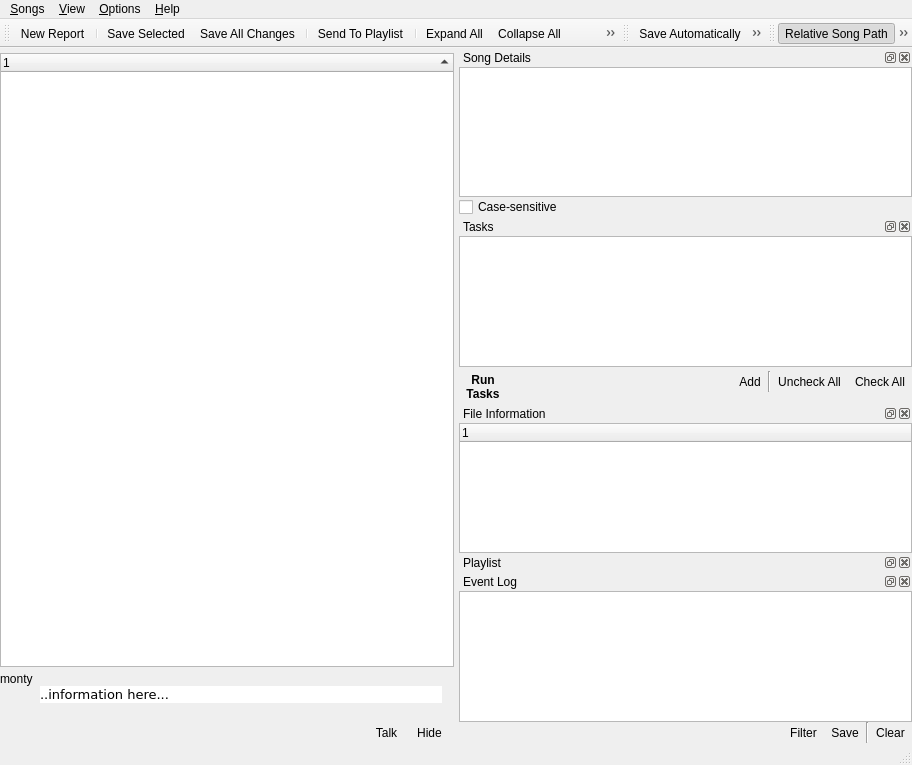
Before: the Qt Designer form uman/src/QUMainWindow.ui in UltraStar-Deluxe/UltraStar-Manager, drawn with Qt 5.
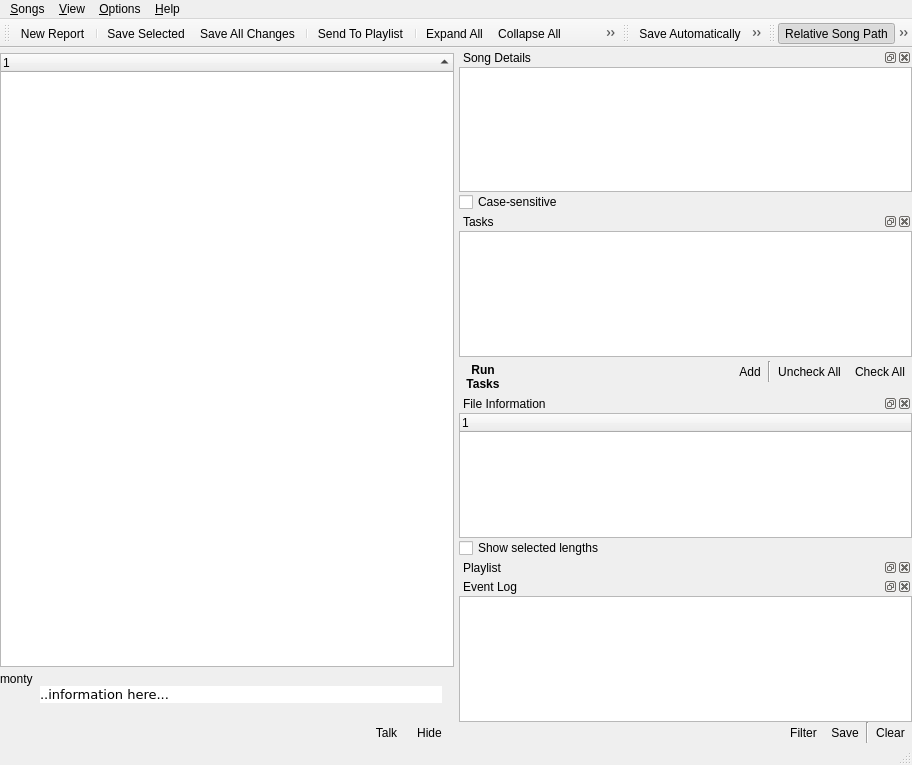
After: the same form once the commit is applied. Icons and pictures are not drawn. Custom widgets are drawn as their Qt base class.

Commit message: show lengths of selected songs in preview tree

```diff
--- a/uman/src/QUMainWindow.ui
+++ b/uman/src/QUMainWindow.ui
@@ -505,7 +505,7 @@
            <x>0</x>
            <y>20</y>
            <width>451</width>
-           <height>142</height>
+           <height>138</height>
           </rect>
          </property>
          <layout class="QVBoxLayout" >
@@ -586,7 +586,7 @@
            <x>0</x>
            <y>20</y>
            <width>451</width>
-           <height>166</height>
+           <height>160</height>
           </rect>
          </property>
          <layout class="QVBoxLayout" >
@@ -789,7 +789,7 @@
            <x>0</x>
            <y>20</y>
            <width>451</width>
-           <height>123</height>
+           <height>138</height>
           </rect>
          </property>
          <layout class="QVBoxLayout" name="verticalLayout" >
@@ -808,6 +808,13 @@
             </column>
            </widget>
           </item>
+          <item>
+           <widget class="QCheckBox" name="calculateTimeChk" >
+            <property name="text" >
+             <string>Show selected lengths</string>
+            </property>
+           </widget>
+          </item>
          </layout>
         </widget>
        </widget>
@@ -860,7 +867,7 @@
            <x>0</x>
            <y>20</y>
            <width>451</width>
-           <height>148</height>
+           <height>143</height>
           </rect>
          </property>
          <layout class="QVBoxLayout" >
```
The commit also changes 7 other files.
